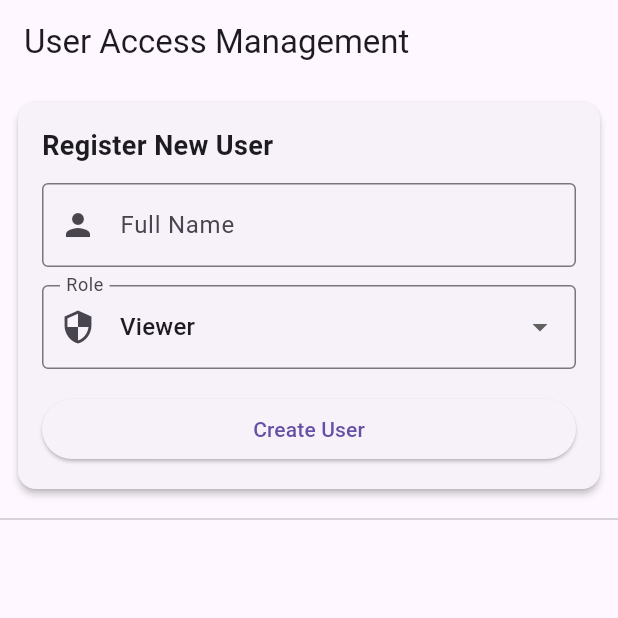
After one commit to ThomsonTea/Edge-AI-Integrated-Smart-Home-Safety-System-with-Real-Time-Behavioral-and-Environmental-Monitoring, a Flutter app: the BottomNavShell screen opened by its route, in the side drawer, after a tap on "User Access Management", on a phone screen of 412 x 824 dp, the top half of it. The commit adds this screen. Run offline on Flutter 3.47's test engine with Material 3 defaults, Android fonts, the phone set to English and light mode, and no system bars; our stand-ins replace flutter_secure_storage; missing offline and left inert: flutter_mjpeg; accounts and stored records are empty; network calls fail.

Commit message:
mobile user management

```diff
--- /dev/null
+++ b/mobile_app/lib/domain/models/user.dart
@@ -0,0 +1,26 @@
+class User {
+  final String id;
+  final String name;
+  final String role;
+
+  User({
+    required this.id,
+    required this.name,
+    required this.role,
+  });
+
+  factory User.fromJson(Map<String, dynamic> json) {
+    return User(
+      id: json['id'],
+      name: json['name'],
+      role: json['role'],
+    );
+  }
+
+  Map<String, dynamic> toJson() {
+    return {
+      'name': name,
+      'role': role,
+    };
+  }
+}
--- a/mobile_app/lib/routing/router.dart
+++ b/mobile_app/lib/routing/router.dart
@@ -2,6 +2,7 @@ import 'package:flutter/material.dart';
 
 import '../ui/layout/bottom_nav_shell.dart';
 import '../ui/screens/login_screen.dart';
+import '../ui/screens/user_access_screen.dart';
 
 import 'routes.dart';
 
@@ -19,6 +20,11 @@ class AppRouter {
           builder: (_) => const BottomNavShell(),
         );
 
+      case AppRoutes.userAccess:
+        return MaterialPageRoute(
+          builder: (_) => const UserAccessScreen(),
+        );
+
       default:
         return MaterialPageRoute(
           builder: (_) => const Scaffold(
--- a/mobile_app/lib/routing/routes.dart
+++ b/mobile_app/lib/routing/routes.dart
@@ -9,4 +9,6 @@ class AppRoutes {
   static const aiSettings = '/ai/settings';
   static const diagnostics = '/diagnostics';
   static const profile = '/profile';
+
+  static const userAccess = '/users';
 }
--- /dev/null
+++ b/mobile_app/lib/services/user_access_service.dart
@@ -0,0 +1,43 @@
+import 'dart:convert';
+import 'package:http/http.dart' as http;
+import '../config/app_config.dart';
+import '../domain/models/user.dart';
+
+class UserAccessService {
+  final String baseUrl = AppConfig.apiBaseUrl;
+
+  Future<List<User>> fetchUsers() async {
+    final response = await http.get(
+      Uri.parse('$baseUrl/users'),
+    );
+
+    if (response.statusCode == 200) {
+      final List data = jsonDecode(response.body);
+      return data.map((e) => User.fromJson(e)).toList();
+    } else {
+      throw Exception('Failed to fetch users');
+    }
+  }
+
+  Future<void> addUser(User user) async {
+    final response = await http.post(
+      Uri.parse('$baseUrl/users'),
+      headers: {'Content-Type': 'application/json'},
+      body: jsonEncode(user.toJson()),
+    );
+
+    if (response.statusCode != 200 && response.statusCode != 201) {
+      throw Exception('Failed to add user');
+    }
+  }
+
+  Future<void> deleteUser(String id) async {
+    final response = await http.delete(
+      Uri.parse('$baseUrl/users/$id'),
+    );
+
+    if (response.statusCode != 200) {
+      throw Exception('Failed to delete user');
+    }
+  }
+}
--- a/mobile_app/lib/ui/layout/app_drawer.dart
+++ b/mobile_app/lib/ui/layout/app_drawer.dart
@@ -1,4 +1,5 @@
 import 'package:flutter/material.dart';
+import '../../routing/routes.dart';
 
 class AppDrawer extends StatelessWidget {
   const AppDrawer({super.key});
@@ -23,11 +24,18 @@ class AppDrawer extends StatelessWidget {
           ),
 
           // FAMILY
-          ListTile(
-            leading: const Icon(Icons.family_restroom),
-            title: const Text("Family / Users"),
-            onTap: () {},
-          ),
+         ListTile(
+          leading: const Icon(Icons.group),
+          title: const Text("User Access Management"),
+          onTap: () {
+          Navigator.pop(context);
+          Navigator.pushNamedAndRemoveUntil(
+            context,
+            AppRoutes.userAccess,
+            (route) => false,
+          );
+        },
+        ),
 
           const Divider(),
 
--- /dev/null
+++ b/mobile_app/lib/ui/screens/user_access_screen.dart
@@ -0,0 +1,84 @@
+import 'package:flutter/material.dart';
+import '../../viewmodels/user_access_viewmodel.dart';
+import '../widgets/user_register_form.dart';
+
+class UserAccessScreen extends StatefulWidget {
+  const UserAccessScreen({super.key});
+
+  @override
+  State<UserAccessScreen> createState() => _UserAccessScreenState();
+}
+
+class _UserAccessScreenState extends State<UserAccessScreen> {
+  final vm = UserAccessViewModel();
+
+  final TextEditingController nameController = TextEditingController();
+  String selectedRole = 'Viewer';
+
+  @override
+  void initState() {
+    super.initState();
+    vm.loadUsers();
+  }
+
+  @override
+  void dispose() {
+    nameController.dispose();
+    super.dispose();
+  }
+
+  void _addUser() async {
+    if (nameController.text.isEmpty) return;
+
+    await vm.registerUser(nameController.text, selectedRole);
+    nameController.clear();
+  }
+
+  @override
+  Widget build(BuildContext context) {
+    return AnimatedBuilder(
+      animation: vm,
+      builder: (context, _) {
+        return Scaffold(
+          appBar: AppBar(
+            title: const Text('User Access Management'),
+          ),
+
+          body: vm.isLoading
+              ? const Center(child: CircularProgressIndicator())
+              : Column(
+                  children: [
+                    UserRegisterForm(
+                      onSubmit: (name, role) async {
+                      await vm.registerUser(name, role);
+                      },
+                    ),
+
+                    const Divider(),
+
+                    // USER LIST
+                    Expanded(
+                      child: ListView.builder(
+                        itemCount: vm.users.length,
+                        itemBuilder: (context, index) {
+                          final user = vm.users[index];
+
+                          return ListTile(
+                            leading: const Icon(Icons.person),
+                            title: Text(user.name),
+                            subtitle: Text(user.role),
+                            trailing: IconButton(
+                              icon: const Icon(Icons.delete),
+                              onPressed: () => vm.deleteUser(user.id),
+                            ),
+                          );
+                        },
+                      ),
+                    ),
+                  ],
+                ),
+        );
+      },
+    );
+  }
+}
--- /dev/null
+++ b/mobile_app/lib/ui/widgets/user_register_form.dart
@@ -0,0 +1,122 @@
+import 'package:flutter/material.dart';
+
+class UserRegisterForm extends StatefulWidget {
+  final Future<void> Function(String name, String role) onSubmit;
+
+  const UserRegisterForm({
+    super.key,
+    required this.onSubmit,
+  });
+
+  @override
+  State<UserRegisterForm> createState() => _UserRegisterFormState();
+}
+
+class _UserRegisterFormState extends State<UserRegisterForm> {
+  final TextEditingController nameController = TextEditingController();
+
+  String selectedRole = 'Viewer';
+  bool isLoading = false;
+
+  final List<String> roles = [
+    'Admin',
+    'Operator',
+    'Viewer',
+    'Guest',
+  ];
+
+  @override
+  void dispose() {
+    nameController.dispose();
+    super.dispose();
+  }
+
+  Future<void> _submit() async {
+    if (nameController.text.isEmpty) return;
+
+    setState(() => isLoading = true);
+
+    await widget.onSubmit(
+      nameController.text,
+      selectedRole,
+    );
+
+    setState(() {
+      isLoading = false;
+      nameController.clear();
+      selectedRole = 'Viewer';
+    });
+  }
+
+  @override
+  Widget build(BuildContext context) {
+    return Card(
+      elevation: 2,
+      margin: const EdgeInsets.all(12),
+      child: Padding(
+        padding: const EdgeInsets.all(16),
+        child: Column(
+          crossAxisAlignment: CrossAxisAlignment.start,
+          children: [
+            const Text(
+              "Register New User",
+              style: TextStyle(
+                fontSize: 18,
+                fontWeight: FontWeight.bold,
+              ),
+            ),
+
+            const SizedBox(height: 12),
+
+            TextField(
+              controller: nameController,
+              decoration: const InputDecoration(
+                labelText: 'Full Name',
+                border: OutlineInputBorder(),
+                prefixIcon: Icon(Icons.person),
+              ),
+            ),
+
+            const SizedBox(height: 12),
+
+            DropdownButtonFormField<String>(
+              value: selectedRole,
+              items: roles.map((role) {
+                return DropdownMenuItem(
+                  value: role,
+                  child: Text(role),
+                );
+              }).toList(),
+              onChanged: (value) {
+                setState(() {
+                  selectedRole = value!;
+                });
+              },
+              decoration: const InputDecoration(
+                labelText: 'Role',
+                border: OutlineInputBorder(),
+                prefixIcon: Icon(Icons.security),
+              ),
+            ),
+
+            const SizedBox(height: 16),
+
+            SizedBox(
+              width: double.infinity,
+              child: ElevatedButton(
+                onPressed: isLoading ? null : _submit,
+                child: isLoading
+                    ? const SizedBox(
+                        height: 18,
+                        width: 18,
+                        child: CircularProgressIndicator(strokeWidth: 2),
+                      )
+                    : const Text("Create User"),
+              ),
+            ),
+          ],
+        ),
+      ),
+    );
+  }
+}
--- /dev/null
+++ b/mobile_app/lib/viewmodels/user_access_viewmodel.dart
@@ -0,0 +1,40 @@
+import 'package:flutter/material.dart';
+import '../services/user_access_service.dart';
+import '../domain/models/user.dart';
+
+
+class UserAccessViewModel extends ChangeNotifier {
+  final UserAccessService _service = UserAccessService();
+
+  List<User> _users = [];
+  bool _isLoading = false;
+
+  List<User> get users => _users;
+  bool get isLoading => _isLoading;
+
+  Future<void> loadUsers() async {
+    _isLoading = true;
+    notifyListeners();
+
+    try {
+      _users = await _service.fetchUsers();
+    } catch (e) {
+      debugPrint('Error loading users: $e');
+    }
+
+    _isLoading = false;
+    notifyListeners();
+  }
+
+  Future<void> registerUser(String name, String role) async {
+    await _service.addUser(
+      User(id: '', name: name, role: role),
+    );
+    await loadUsers();
+  }
+
+  Future<void> deleteUser(String id) async {
+    await _service.deleteUser(id);
+    await loadUsers();
+  }
+}
```
